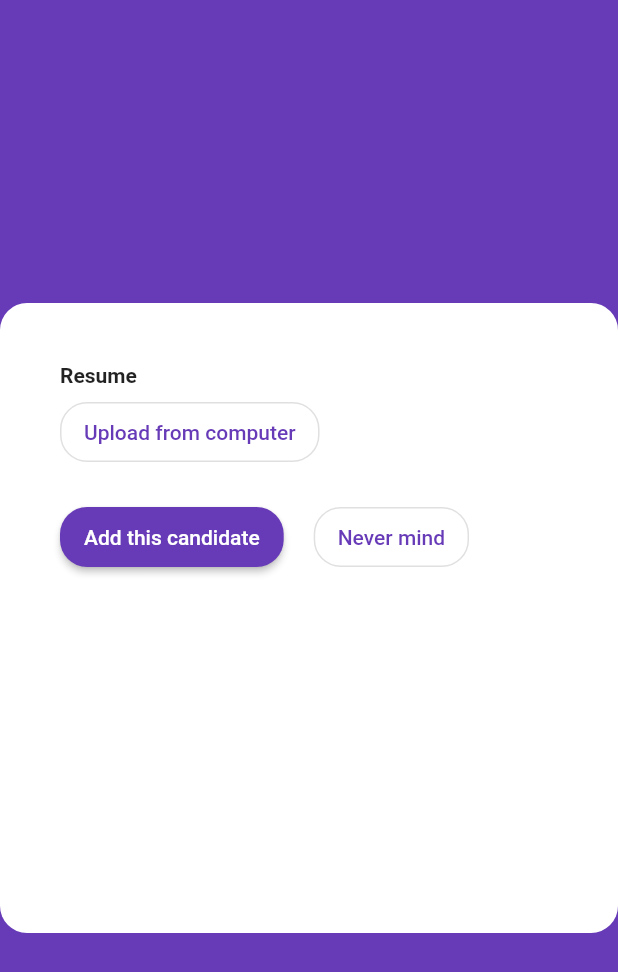
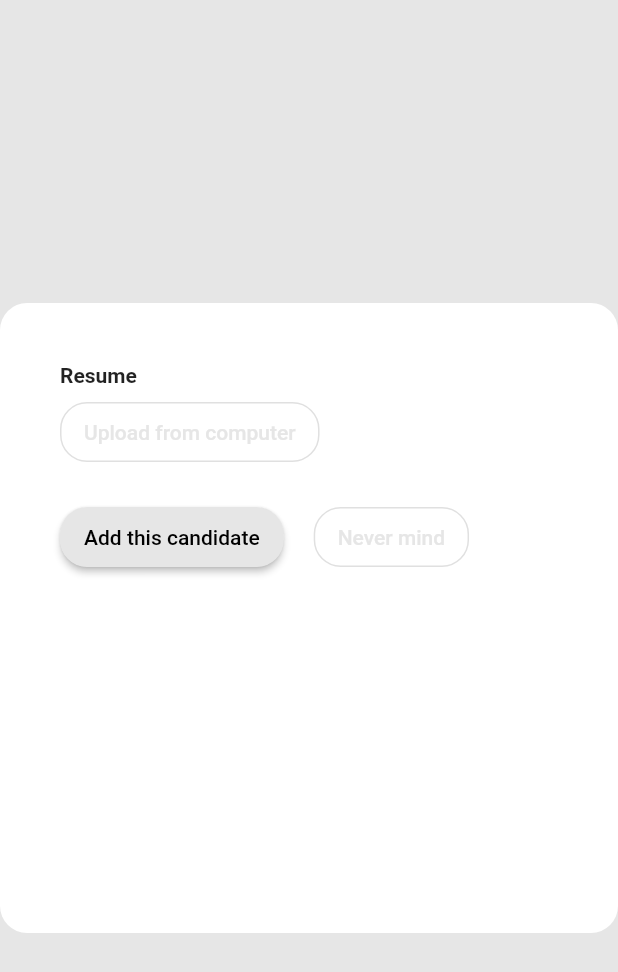
Before and after one commit to anmolkohli18/hireway, a Flutter app: the screen it shows after launch, after a tap on "Next: Upload Resume", on a phone screen of 412 x 824 dp. Shown: the top 972 px of the screen. Run offline on Flutter 3.47's test engine with Material 2 defaults, Android fonts, the phone set to English and light mode, and no system bars; our stand-ins replace cloud_firestore, file_picker, firebase_auth, firebase_core, firebase_storage, flutter_svg and 1 more; missing offline and left inert: enough_mail, extension_google_sign_in_as_googleapis_auth, googleapis; accounts and stored records are empty.

Commit message:
add all files

```diff
--- a/lib/candidate/basic_info.dart
+++ b/lib/candidate/basic_info.dart
@@ -108,11 +108,12 @@ class _CandidateBasicInfoState extends State<CandidateBasicInfo> {
                                       borderRadius:
                                           BorderRadius.circular(18)))),
                           onPressed: () {
+                            addCandidate(fullName, role);
                             Navigator.push(
                                 context,
                                 MaterialPageRoute(
-                                    builder: (context) =>
-                                        const CandidateResume()));
+                                    builder: (context) => CandidateResume(
+                                        candidateName: fullName, role: role)));
                           },
                           child: const Text("Next: Upload Resume")),
                     ),
--- a/lib/candidate/resume.dart
+++ b/lib/candidate/resume.dart
@@ -1,9 +1,14 @@
+import 'package:file_picker/file_picker.dart';
 import 'package:flutter/material.dart';
 import 'package:milkyway/firebase/auth/firebase_auth.dart';
 import 'package:milkyway/firebase/storage/upload.dart';
 
 class CandidateResume extends StatefulWidget {
-  const CandidateResume({Key? key}) : super(key: key);
+  final String candidateName;
+  final String role;
+  const CandidateResume(
+      {Key? key, required this.candidateName, required this.role})
+      : super(key: key);
 
   @override
   State<StatefulWidget> createState() => _CandidateResumeState();
@@ -11,6 +16,7 @@ class CandidateResume extends StatefulWidget {
 
 class _CandidateResumeState extends State<CandidateResume> {
   String resume = "";
+  late Future<FilePickerResult?> filePicked;
 
   final _formKey = GlobalKey<FormState>();
 
@@ -45,8 +51,10 @@ class _CandidateResumeState extends State<CandidateResume> {
                                     RoundedRectangleBorder>(
                                 RoundedRectangleBorder(
                                     borderRadius: BorderRadius.circular(18)))),
-                        onPressed: () => selectAndUploadFile(
-                            "client-name", "candidate-name"),
+                        onPressed: () {
+                          filePicked =
+                              selectFile(widget.candidateName, widget.role);
+                        },
                         child: const Text("Upload from computer"))),
                 const SizedBox(
                   height: 30,
@@ -63,7 +71,23 @@ class _CandidateResumeState extends State<CandidateResume> {
                                   RoundedRectangleBorder(
                                       borderRadius:
                                           BorderRadius.circular(18)))),
-                          onPressed: () {},
+                          onPressed: () {
+                            filePicked.then((filePickerResult) {
+                              if (filePickerResult != null) {
+                                uploadFile(widget.candidateName, widget.role,
+                                    filePickerResult);
+                                Navigator.push(
+                                    context,
+                                    MaterialPageRoute(
+                                        builder: (context) => CandidateResume(
+                                            candidateName: widget.candidateName,
+                                            role: widget.role)));
+                              } else {
+                                print(
+                                    "Resume file not found. Please try uploading the file again.");
+                              }
+                            });
+                          },
                           child: const Text("Add this candidate")),
                     ),
                     SizedBox(
--- /dev/null
+++ b/lib/color.dart
@@ -0,0 +1,19 @@
+import 'package:flutter/material.dart';
+
+final MaterialColor primaryOnboardingColor =
+    MaterialColor(0xFF146EB4, primarySwatch);
+final MaterialColor primaryConsoleColor =
+    MaterialColor(0xFFE6E6E6, primarySwatch);
+
+Map<int, Color> primarySwatch = {
+  50: const Color.fromRGBO(4, 131, 184, .1),
+  100: const Color.fromRGBO(4, 131, 184, .2),
+  200: const Color.fromRGBO(4, 131, 184, .3),
+  300: const Color.fromRGBO(4, 131, 184, .4),
+  400: const Color.fromRGBO(4, 131, 184, .5),
+  500: const Color.fromRGBO(4, 131, 184, .6),
+  600: const Color.fromRGBO(4, 131, 184, .7),
+  700: const Color.fromRGBO(4, 131, 184, .8),
+  800: const Color.fromRGBO(4, 131, 184, .9),
+  900: const Color.fromRGBO(4, 131, 184, 1),
+};
--- a/lib/firebase/auth/email_page.dart
+++ b/lib/firebase/auth/email_page.dart
@@ -1,6 +1,5 @@
 import 'package:flutter/material.dart';
 import 'package:milkyway/firebase/auth/password_page.dart';
-import 'package:milkyway/firebase/candidate/create.dart';
 
 class GetEmailForm extends StatefulWidget {
   const GetEmailForm({Key? key}) : super(key: key);
@@ -37,7 +36,6 @@ class _GetEmailFormState extends State<GetEmailForm> {
                     style: TextStyle(
                       fontSize: 28,
                       fontWeight: FontWeight.bold,
-                      //color: Colors.white
                     ),
                   ),
                 ),
--- a/lib/firebase/candidate/model.dart
+++ b/lib/firebase/candidate/model.dart
@@ -13,20 +13,24 @@ final candidates = FirebaseFirestore.instance
 class Candidate {
   const Candidate({
     required this.fullName,
+    required this.role,
     required this.resume,
   });
 
   final String fullName;
+  final String role;
   final String resume;
 
   Candidate.fromJson(Map<String, Object?> json)
       : this(
             fullName: json['fullName']! as String,
+            role: json['role']! as String,
             resume: json['resume']! as String);
 
   Map<String, Object?> toJson() {
     return {
       'fullName': fullName,
+      'role': role,
       'resume': resume,
     };
   }
--- a/lib/main.dart
+++ b/lib/main.dart
@@ -1,5 +1,6 @@
 import 'package:firebase_core/firebase_core.dart';
 import 'package:flutter/material.dart';
+import 'package:milkyway/color.dart';
 import 'package:milkyway/candidate/basic_info.dart';
 import 'package:milkyway/firebase/auth/email_page.dart';
 import 'package:milkyway/firebase/auth/firebase_auth.dart';
@@ -16,11 +17,30 @@ class MyApp extends StatelessWidget {
   // This widget is the root of your application.
   @override
   Widget build(BuildContext context) {
+    return consoleApp();
+  }
+
+  MaterialApp onboardingApp() {
     return MaterialApp(
       title: 'Milky Way',
       theme: ThemeData(
-        primarySwatch: Colors.deepPurple,
-        scaffoldBackgroundColor: Colors.deepPurple,
+        primarySwatch: primaryOnboardingColor,
+        scaffoldBackgroundColor: primaryOnboardingColor,
+      ),
+      initialRoute: isLoggedIn() ? '/login' : '/',
+      routes: {
+        '/': (context) => const CandidateBasicInfo(),
+        '/login': (context) => const GetEmailForm()
+      },
+    );
+  }
+
+  MaterialApp consoleApp() {
+    return MaterialApp(
+      title: 'Milky Way',
+      theme: ThemeData(
+        primarySwatch: primaryConsoleColor,
+        scaffoldBackgroundColor: primaryConsoleColor,
       ),
       initialRoute: isLoggedIn() ? '/login' : '/',
       routes: {
```
Also changed, not shown: lib/firebase/candidate/create.dart (+12 -3 lines), lib/firebase/storage/upload.dart (+16 -20 lines).
